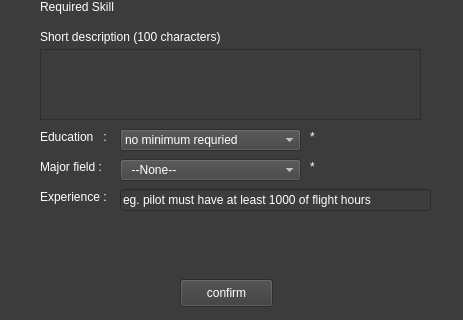
Old version of the form ui_form/Create_Job_Criteria_UI.ui in the repository Sirawap/PathFinder-Project; both pictures show x 0 to 463 and y 211 to 531 of the 463 by 531 pixel window.
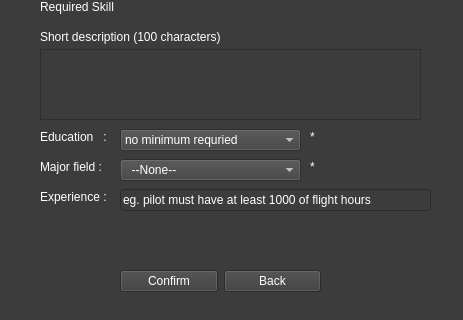
New version of the form.

Commit message: job cateria

Diff of the .ui file:
```diff
--- a/ui_form/Create_Job_Criteria_UI.ui
+++ b/ui_form/Create_Job_Criteria_UI.ui
@@ -147,19 +147,6 @@
     <string>Experience :</string>
    </property>
   </widget>
-  <widget class="QPushButton" name="pushButton">
-   <property name="geometry">
-    <rect>
-     <x>180</x>
-     <y>490</y>
-     <width>93</width>
-     <height>28</height>
-    </rect>
-   </property>
-   <property name="text">
-    <string>confirm</string>
-   </property>
-  </widget>
   <widget class="QLabel" name="error_label">
    <property name="geometry">
     <rect>
@@ -412,6 +399,32 @@
     <string>*</string>
    </property>
   </widget>
+  <widget class="QWidget" name="">
+   <property name="geometry">
+    <rect>
+     <x>120</x>
+     <y>480</y>
+     <width>201</width>
+     <height>25</height>
+    </rect>
+   </property>
+   <layout class="QHBoxLayout" name="horizontalLayout">
+    <item>
+     <widget class="QPushButton" name="pushButton">
+      <property name="text">
+       <string>Confirm</string>
+      </property>
+     </widget>
+    </item>
+    <item>
+     <widget class="QPushButton" name="pushButton_2">
+      <property name="text">
+       <string>Back</string>
+      </property>
+     </widget>
+    </item>
+   </layout>
+  </widget>
  </widget>
  <resources>
   <include location="../resource_pic/source.qrc"/>
```
The commit also changes 1 other file.
